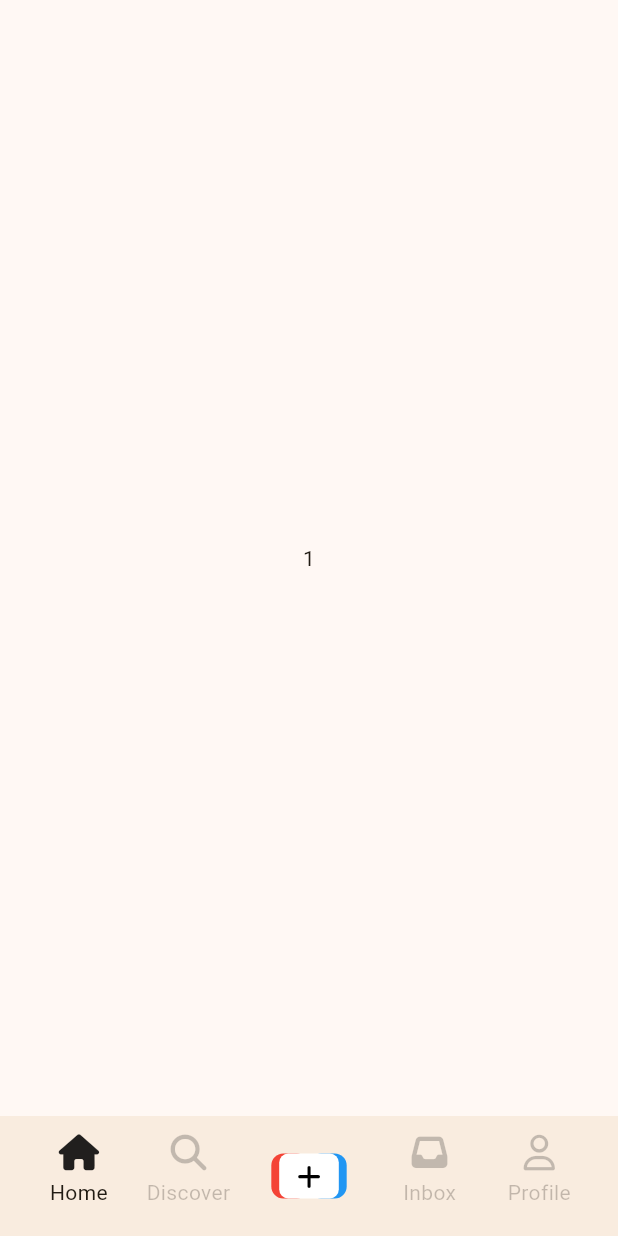
After one commit to Boo-Geonhyeok/tiktok_clone, a Flutter app: the screen it shows after launch, on a phone screen of 412 x 824 dp. The commit adds this screen. Run offline on Flutter 3.47's test engine with Material 2 defaults, Android fonts, the light colour scheme and no system bars; our stand-ins replace font_awesome_flutter.

Commit message:
tab navigation

```diff
--- a/lib/features/authentication/birthday_screen.dart
+++ b/lib/features/authentication/birthday_screen.dart
@@ -32,8 +32,9 @@ class _BirthdayScreenState extends State<BirthdayScreen> {
   }
 
   void _onNextTap() {
-    Navigator.of(context)
-        .push(MaterialPageRoute(builder: (context) => const InterestsScreen()));
+    Navigator.of(context).pushAndRemoveUntil(
+        MaterialPageRoute(builder: (context) => const InterestsScreen()),
+        ((route) => false));
   }
 
   void _setTextfieldDate(DateTime date) {
--- a/lib/features/authentication/log_in_form_screen.dart
+++ b/lib/features/authentication/log_in_form_screen.dart
@@ -15,8 +15,11 @@ class _LogInFormScreenState extends State<LogInFormScreen> {
   final GlobalKey<FormState> _formKey = GlobalKey<FormState>();
 
   void _onSubmitTap() {
-    Navigator.of(context)
-        .push(MaterialPageRoute(builder: (context) => const InterestsScreen()));
+    Navigator.of(context).pushAndRemoveUntil(
+        MaterialPageRoute(builder: (context) => const InterestsScreen()),
+        ((route) {
+      return false;
+    }));
   }
 
   @override
--- /dev/null
+++ b/lib/features/main_navigation/main_navigation_screen.dart
@@ -0,0 +1,90 @@
+import 'package:flutter/material.dart';
+import 'package:font_awesome_flutter/font_awesome_flutter.dart';
+import 'package:tiktok_clone/constants/gaps.dart';
+import 'package:tiktok_clone/features/main_navigation/widgets/nav_tab.dart';
+import 'package:tiktok_clone/features/main_navigation/widgets/post_video_button.dart';
+
+class MainNavigationScreen extends StatefulWidget {
+  const MainNavigationScreen({super.key});
+
+  @override
+  State<MainNavigationScreen> createState() => _MainNavigationScreenState();
+}
+
+class _MainNavigationScreenState extends State<MainNavigationScreen> {
+  int _selectedIndex = 0;
+
+  void _onTap(int index) {
+    setState(() {
+      _selectedIndex = index;
+    });
+  }
+
+  void _onPostVideoButtonTap() {
+    Navigator.of(context).push(MaterialPageRoute(
+        builder: ((context) => Container()), fullscreenDialog: true));
+  }
+
+  @override
+  Widget build(BuildContext context) {
+    return Scaffold(
+      body: Stack(
+        children: [
+          Offstage(
+            offstage: _selectedIndex == 0 ? false : true,
+            child: const Center(child: Text("1")),
+          ),
+          Offstage(
+            offstage: _selectedIndex == 1 ? false : true,
+            child: const Center(child: Text("2")),
+          ),
+          Offstage(
+            offstage: _selectedIndex == 2 ? false : true,
+            child: const Center(child: Text("3")),
+          ),
+          Offstage(
+            offstage: _selectedIndex == 3 ? false : true,
+            child: const Center(child: Text("4")),
+          ),
+        ],
+      ),
+      bottomNavigationBar: BottomAppBar(
+        child: Row(
+          mainAxisAlignment: MainAxisAlignment.spaceBetween,
+          children: [
+            NavTab(
+              text: "Home",
+              icon: FontAwesomeIcons.house,
+              isSelected: _selectedIndex == 0,
+              onTap: () => _onTap(0),
+            ),
+            NavTab(
+              text: "Discover",
+              icon: FontAwesomeIcons.magnifyingGlass,
+              isSelected: _selectedIndex == 1,
+              onTap: () => _onTap(1),
+            ),
+            Gaps.h24,
+            GestureDetector(
+              onTap: _onPostVideoButtonTap,
+              child: const PostVideoButton(),
+            ),
+            Gaps.h24,
+            NavTab(
+              text: "Inbox",
+              icon: FontAwesomeIcons.inbox,
+              isSelected: _selectedIndex == 2,
+              onTap: () => _onTap(2),
+            ),
+            NavTab(
+              text: "Profile",
+              icon: FontAwesomeIcons.user,
+              isSelected: _selectedIndex == 3,
+              onTap: () => _onTap(3),
+            ),
+          ],
+        ),
+      ),
+    );
+  }
+}
--- /dev/null
+++ b/lib/features/main_navigation/widgets/nav_tab.dart
@@ -0,0 +1,42 @@
+import 'package:flutter/material.dart';
+import 'package:font_awesome_flutter/font_awesome_flutter.dart';
+
+import '../../../constants/gaps.dart';
+
+class NavTab extends StatelessWidget {
+  final String text;
+  final bool isSelected;
+  final IconData icon;
+  final Function onTap;
+
+  const NavTab({
+    super.key,
+    required this.text,
+    required this.isSelected,
+    required this.icon,
+    required this.onTap,
+  });
+
+  @override
+  Widget build(BuildContext context) {
+    return Expanded(
+      child: GestureDetector(
+        behavior: HitTestBehavior.translucent,
+        onTap: () => onTap(),
+        child: AnimatedOpacity(
+          opacity: isSelected ? 1 : 0.25,
+          duration: const Duration(milliseconds: 100),
+          child: Column(
+            children: [
+              FaIcon(icon),
+              Gaps.v5,
+              Text(
+                text,
+              )
+            ],
+          ),
+        ),
+      ),
+    );
+  }
+}
--- /dev/null
+++ b/lib/features/main_navigation/widgets/post_video_button.dart
@@ -0,0 +1,52 @@
+import 'package:flutter/material.dart';
+import 'package:font_awesome_flutter/font_awesome_flutter.dart';
+
+import '../../../constants/sizes.dart';
+
+class PostVideoButton extends StatelessWidget {
+  const PostVideoButton({super.key});
+
+  @override
+  Widget build(BuildContext context) {
+    return Stack(
+      clipBehavior: Clip.none,
+      children: [
+        Positioned(
+          left: 20,
+          child: Container(
+            height: 30,
+            width: 25,
+            padding: const EdgeInsets.symmetric(horizontal: Sizes.size8),
+            decoration: BoxDecoration(
+                color: Colors.blue,
+                borderRadius: BorderRadius.circular(Sizes.size8)),
+          ),
+        ),
+        Positioned(
+          right: 20,
+          child: Container(
+            height: 30,
+            width: 25,
+            padding: const EdgeInsets.symmetric(horizontal: Sizes.size8),
+            decoration: BoxDecoration(
+                color: Colors.red,
+                borderRadius: BorderRadius.circular(Sizes.size8)),
+          ),
+        ),
+        Container(
+          height: 30,
+          padding: const EdgeInsets.symmetric(horizontal: Sizes.size12),
+          decoration: BoxDecoration(
+              color: Colors.white,
+              borderRadius: BorderRadius.circular(Sizes.size6)),
+          child: const Center(
+              child: FaIcon(
+            FontAwesomeIcons.plus,
+            color: Colors.black,
+            size: 18,
+          )),
+        )
+      ],
+    );
+  }
+}
--- a/lib/features/onboarding/tutorial_screen.dart
+++ b/lib/features/onboarding/tutorial_screen.dart
@@ -1,5 +1,6 @@
 import 'package:flutter/cupertino.dart';
 import 'package:flutter/material.dart';
+import 'package:tiktok_clone/features/main_navigation/main_navigation_screen.dart';
 
 import '../../constants/gaps.dart';
 import '../../constants/sizes.dart';
@@ -41,6 +42,13 @@ class _TutorialScreenState extends State<TutorialScreen> {
         _showingPage = Page.first;
       });
     }
+  }
+
+  void _onEnterAppTap() {
+    Navigator.of(context).pushAndRemoveUntil(
+      MaterialPageRoute(builder: ((context) => const MainNavigationScreen())),
+      (route) => false,
+    );
   }
 
   @override
@@ -100,7 +108,7 @@ class _TutorialScreenState extends State<TutorialScreen> {
           duration: const Duration(milliseconds: 300),
           child: BottomAppBar(
             child: CupertinoButton(
-              onPressed: () {},
+              onPressed: _onEnterAppTap,
               color: Theme.of(context).primaryColor,
               child: const Text("Enter the App"),
             ),
--- a/lib/main.dart
+++ b/lib/main.dart
@@ -1,5 +1,5 @@
 import 'package:flutter/material.dart';
-import 'package:tiktok_clone/features/onboarding/interests_screen.dart';
+import 'package:tiktok_clone/features/main_navigation/main_navigation_screen.dart';
 
 import 'constants/sizes.dart';
 
@@ -29,7 +29,7 @@ class TikTokApp extends StatelessWidget {
         ),
         useMaterial3: true,
       ),
-      home: const InterestsScreen(),
+      home: const MainNavigationScreen(),
     );
   }
 }
```
